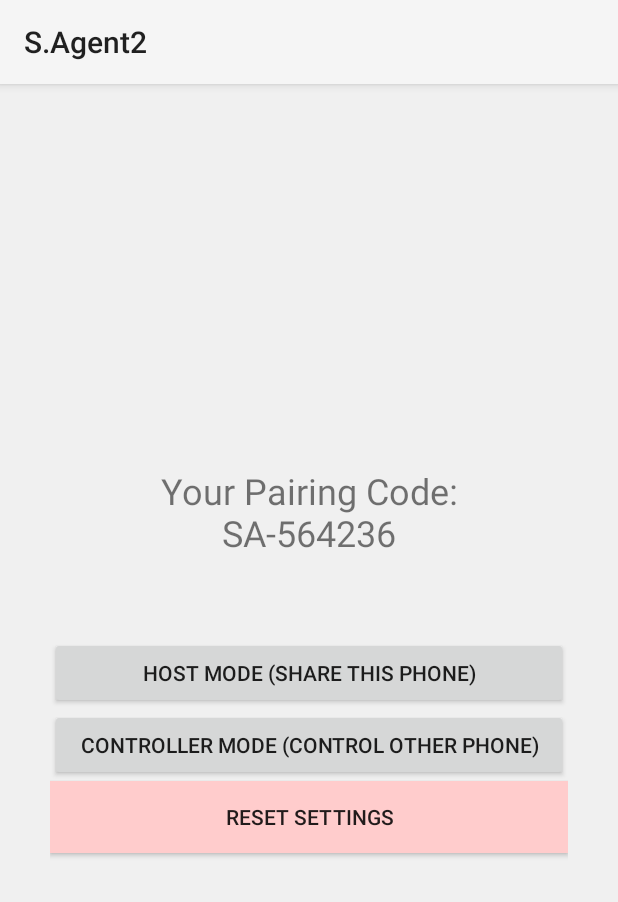
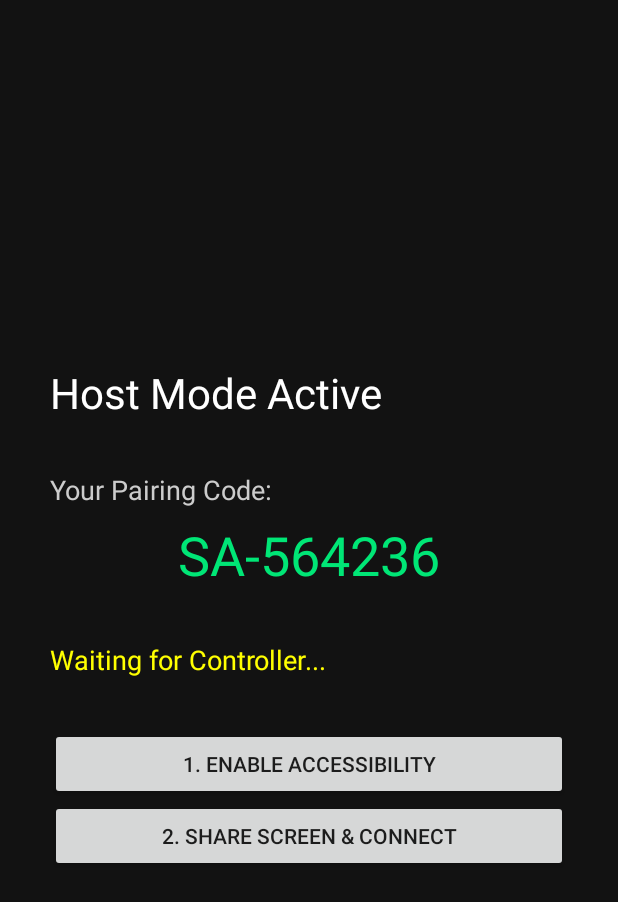
Before and after one commit to Shivampalreherguwan01/S.Agent2, an Android app: the screen it shows after launch (MainActivity before the commit, HostActivity after it), after a tap on "HOST MODE (SHARE THIS PHONE)", on a phone screen of 412 x 824 dp. Shown: the top 902 px of the screen. Run offline under Robolectric (Android 15) with nearby library versions, the phone set to English and light mode, and no system bars; libraries missing offline, so code that uses them is left out: io.socket.client; 4 statements that could not run were skipped.

Commit message:
Major Update: Permanent Mode, Add Device UI, On-Demand Stream

```diff
--- a/app/src/main/AndroidManifest.xml
+++ b/app/src/main/AndroidManifest.xml
@@ -9,7 +9,7 @@
         android:allowBackup="true"
         android:label="S.Agent2"
         android:usesCleartextTraffic="true"
-        android:theme="@style/Theme.AppCompat.Light">
+        android:theme="@style/Theme.AppCompat.DayNight.NoActionBar">
 
         <activity android:name=".MainActivity" android:exported="true">
             <intent-filter>
@@ -18,7 +18,9 @@
             </intent-filter>
         </activity>
 
+        <activity android:name=".HostActivity" android:exported="false" />
         <activity android:name=".ControllerActivity" android:exported="false" />
+        <activity android:name=".LiveControlActivity" android:exported="false" />
 
         <service
             android:name=".ScreenCaptureService"
--- /dev/null
+++ b/app/src/main/java/com/sagent/app/HostActivity.java
@@ -0,0 +1,126 @@
+package com.sagent.app;
+
+import android.content.Context;
+import android.content.Intent;
+import android.content.SharedPreferences;
+import android.graphics.Color;
+import android.media.projection.MediaProjectionManager;
+import android.os.Bundle;
+import android.provider.Settings;
+import android.view.Gravity;
+import android.widget.Button;
+import android.widget.LinearLayout;
+import android.widget.TextView;
+import android.widget.Toast;
+import androidx.appcompat.app.AppCompatActivity;
+import java.net.URISyntaxException;
+import java.util.Random;
+import io.socket.client.IO;
+import io.socket.client.Socket;
+
+public class HostActivity extends AppCompatActivity {
+    private static final int REQUEST_CODE_SCREEN_CAPTURE = 1;
+    private Socket mSocket;
+    private String roomId;
+    private SharedPreferences prefs;
+    private TextView statusText;
+    private Button btnShare;
+
+    @Override
+    protected void onCreate(Bundle savedInstanceState) {
+        super.onCreate(savedInstanceState);
+        prefs = getSharedPreferences("SAgentPrefs", Context.MODE_PRIVATE);
+
+        roomId = prefs.getString("roomId", null);
+        if (roomId == null) {
+            roomId = "SA-" + (100000 + new Random().nextInt(900000));
+            prefs.edit().putString("roomId", roomId).apply();
+        }
+
+        LinearLayout layout = new LinearLayout(this);
+        layout.setOrientation(LinearLayout.VERTICAL);
+        layout.setGravity(Gravity.CENTER);
+        layout.setBackgroundColor(Color.parseColor("#121212"));
+        layout.setPadding(50, 50, 50, 50);
+
+        TextView title = new TextView(this);
+        title.setText("Host Mode Active");
+        title.setTextColor(Color.WHITE);
+        title.setTextSize(28);
+
+        TextView codeLabel = new TextView(this);
+        codeLabel.setText("Your Pairing Code:");
+        codeLabel.setTextColor(Color.LTGRAY);
+        codeLabel.setTextSize(18);
+        codeLabel.setPadding(0, 50, 0, 10);
+
+        TextView tvCode = new TextView(this);
+        tvCode.setText(roomId);
+        tvCode.setTextColor(Color.parseColor("#00E676")); // Green
+        tvCode.setTextSize(36);
+        tvCode.setGravity(Gravity.CENTER);
+
+        statusText = new TextView(this);
+        statusText.setText("Waiting for Controller...");
+        statusText.setTextColor(Color.YELLOW);
+        statusText.setTextSize(18);
+        statusText.setPadding(0, 50, 0, 50);
+
+        Button btnAccess = new Button(this);
+        btnAccess.setText("1. Enable Accessibility");
+        btnAccess.setOnClickListener(v -> startActivity(new Intent(Settings.ACTION_ACCESSIBILITY_SETTINGS)));
+
+        btnShare = new Button(this);
+        btnShare.setText("2. Share Screen & Connect");
+        btnShare.setOnClickListener(v -> {
+            MediaProjectionManager mpm = (MediaProjectionManager) getSystemService(MEDIA_PROJECTION_SERVICE);
+            startActivityForResult(mpm.createScreenCaptureIntent(), REQUEST_CODE_SCREEN_CAPTURE);
+        });
+
+        layout.addView(title);
+        layout.addView(codeLabel);
+        layout.addView(tvCode);
+        layout.addView(statusText);
+        layout.addView(btnAccess);
+        layout.addView(btnShare);
+        setContentView(layout);
+
+        connectSocket();
+    }
+
+    private void connectSocket() {
+        try {
+            mSocket = IO.socket(MainActivity.SERVER_URL);
+            mSocket.connect();
+            mSocket.on(Socket.EVENT_CONNECT, args -> {
+                mSocket.emit("join-as-host", roomId);
+                runOnUiThread(() -> statusText.setText("Server Connected. Waiting..."));
+            });
+
+            // Jab controller connect request bhejega
+            mSocket.on("controller-requested", args -> {
+                runOnUiThread(() -> {
+                    statusText.setText("Controller Connected!");
+                    statusText.setTextColor(Color.GREEN);
+                    Toast.makeText(HostActivity.this, "A device connected to you!", Toast.LENGTH_SHORT).show();
+                    // Yahan hum auto accept kar rahe hain
+                    mSocket.emit("accept-connect", roomId);
+                });
+            });
+
+        } catch (URISyntaxException e) { e.printStackTrace(); }
+    }
+
+    @Override
+    protected void onActivityResult(int requestCode, int resultCode, Intent data) {
+        super.onActivityResult(requestCode, resultCode, data);
+        if (requestCode == REQUEST_CODE_SCREEN_CAPTURE && resultCode == RESULT_OK) {
+            Intent serviceIntent = new Intent(this, ScreenCaptureService.class);
+            serviceIntent.putExtra("resultCode", resultCode);
+            serviceIntent.putExtra("data", data);
+            serviceIntent.putExtra("roomId", roomId);
+            startForegroundService(serviceIntent);
+            Toast.makeText(this, "Screen Sharing Started!", Toast.LENGTH_SHORT).show();
+        }
+    }
+}
--- a/app/src/main/java/com/sagent/app/MainActivity.java
+++ b/app/src/main/java/com/sagent/app/MainActivity.java
@@ -3,111 +3,72 @@ package com.sagent.app;
 import android.content.Context;
 import android.content.Intent;
 import android.content.SharedPreferences;
-import android.media.projection.MediaProjectionManager;
+import android.graphics.Color;
 import android.os.Bundle;
-import android.provider.Settings;
 import android.view.Gravity;
+import android.view.View;
 import android.widget.Button;
 import android.widget.LinearLayout;
 import android.widget.TextView;
-import android.widget.Toast;
 import androidx.appcompat.app.AppCompatActivity;
-import java.net.URISyntaxException;
-import java.util.Random;
-import io.socket.client.IO;
-import io.socket.client.Socket;
 
 public class MainActivity extends AppCompatActivity {
-    private static final int REQUEST_CODE_SCREEN_CAPTURE = 1;
-    private Socket mSocket;
-    private String roomId;
-    private SharedPreferences prefs;
-    public static final String SERVER_URL = "https://s-agent-relay.onrender.com";
+    public static final String SERVER_URL = "https://s-agent-relay.onrender.com"; // Apna URL yahan check kar lein
 
     @Override
     protected void onCreate(Bundle savedInstanceState) {
         super.onCreate(savedInstanceState);
-        prefs = getSharedPreferences("SAgentPrefs", Context.MODE_PRIVATE);
+        SharedPreferences prefs = getSharedPreferences("SAgentPrefs", Context.MODE_PRIVATE);
+        String mode = prefs.getString("mode", "none");
 
-        // Auto Generate Room ID if not exists
-        roomId = prefs.getString("roomId", null);
-        if (roomId == null) {
-            roomId = "SA-" + (100000 + new Random().nextInt(900000));
-            prefs.edit().putString("roomId", roomId).apply();
+        // Agar mode pehle se select hai, toh direct wahan bhej do
+        if (mode.equals("host")) {
+            startActivity(new Intent(this, HostActivity.class));
+            finish();
+            return;
+        } else if (mode.equals("controller")) {
+            startActivity(new Intent(this, ControllerActivity.class));
+            finish();
+            return;
         }
 
-        String savedMode = prefs.getString("mode", "none");
-
-        // UI Setup
+        // UI Setup (Dark Theme)
         LinearLayout layout = new LinearLayout(this);
         layout.setOrientation(LinearLayout.VERTICAL);
         layout.setGravity(Gravity.CENTER);
+        layout.setBackgroundColor(Color.parseColor("#121212"));
         layout.setPadding(50, 50, 50, 50);
-        layout.setBackgroundColor(0xFFF0F0F0);
 
-        TextView tvCode = new TextView(this);
-        tvCode.setText("Your Pairing Code:\n" + roomId);
-        tvCode.setTextSize(24);
-        tvCode.setGravity(Gravity.CENTER);
-        tvCode.setPadding(0, 0, 0, 80);
+        TextView title = new TextView(this);
+        title.setText("Select Mode\n(One Time Selection)");
+        title.setTextColor(Color.WHITE);
+        title.setTextSize(24);
+        title.setGravity(Gravity.CENTER);
+        title.setPadding(0, 0, 0, 100);
 
         Button btnHost = new Button(this);
-        btnHost.setText("HOST MODE (Share this phone)");
-
-        Button btnController = new Button(this);
-        btnController.setText("CONTROLLER MODE (Control other phone)");
-
-        Button btnReset = new Button(this);
-        btnReset.setText("Reset Settings");
-        btnReset.setBackgroundColor(0xFFFFCCCC);
-
-        // Auto-Login based on saved mode
-        if (savedMode.equals("host")) {
-            btnHost.setText("Host Mode (Active) - Click to Re-Start");
-        } else if (savedMode.equals("controller")) {
-            btnController.setText("Controller Mode (Active) - Click to Re-Connect");
-        }
-
+        btnHost.setText("HOST MODE\n(Share this phone)");
+        btnHost.setTextSize(18);
+        btnHost.setPadding(20, 40, 20, 40);
         btnHost.setOnClickListener(v -> {
             prefs.edit().putString("mode", "host").apply();
-            Intent intent = new Intent(Settings.ACTION_ACCESSIBILITY_SETTINGS);
-            startActivity(intent);
-            Toast.makeText(this, "Enable Accessibility for S.Agent2", Toast.LENGTH_LONG).show();
-
-            MediaProjectionManager mpm = (MediaProjectionManager) getSystemService(MEDIA_PROJECTION_SERVICE);
-            startActivityForResult(mpm.createScreenCaptureIntent(), REQUEST_CODE_SCREEN_CAPTURE);
-        });
-
-        btnController.setOnClickListener(v -> {
-            prefs.edit().putString("mode", "controller").apply();
-            Intent intent = new Intent(this, ControllerActivity.class);
-            intent.putExtra("roomId", roomId);
-            startActivity(intent);
-        });
-
-        btnReset.setOnClickListener(v -> {
-            prefs.edit().clear().apply();
-            Toast.makeText(this, "Reset Done! Restart App", Toast.LENGTH_SHORT).show();
+            startActivity(new Intent(this, HostActivity.class));
             finish();
         });
 
-        layout.addView(tvCode);
+        Button btnController = new Button(this);
+        btnController.setText("CONTROLLER MODE\n(Control other phone)");
+        btnController.setTextSize(18);
+        btnController.setPadding(20, 40, 20, 40);
+        btnController.setOnClickListener(v -> {
+            prefs.edit().putString("mode", "controller").apply();
+            startActivity(new Intent(this, ControllerActivity.class));
+            finish();
+        });
+
+        layout.addView(title);
         layout.addView(btnHost);
         layout.addView(btnController);
-        layout.addView(btnReset);
         setContentView(layout);
     }
-
-    @Override
-    protected void onActivityResult(int requestCode, int resultCode, Intent data) {
-        super.onActivityResult(requestCode, resultCode, data);
-        if (requestCode == REQUEST_CODE_SCREEN_CAPTURE && resultCode == RESULT_OK) {
-            Intent serviceIntent = new Intent(this, ScreenCaptureService.class);
-            serviceIntent.putExtra("resultCode", resultCode);
-            serviceIntent.putExtra("data", data);
-            serviceIntent.putExtra("roomId", roomId);
-            startForegroundService(serviceIntent);
-            Toast.makeText(this, "Screen Sharing Started!", Toast.LENGTH_SHORT).show();
-        }
-    }
 }
--- a/app/src/main/java/com/sagent/app/ScreenCaptureService.java
+++ b/app/src/main/java/com/sagent/app/ScreenCaptureService.java
@@ -24,7 +24,6 @@ import java.net.URISyntaxException;
 import java.nio.ByteBuffer;
 import io.socket.client.IO;
 import io.socket.client.Socket;
-import org.json.JSONException;
 import org.json.JSONObject;
 
 public class ScreenCaptureService extends Service {
@@ -83,7 +82,6 @@ public class ScreenCaptureService extends Service {
                 DisplayManager.VIRTUAL_DISPLAY_FLAG_AUTO_MIRROR,
                 imageReader.getSurface(), null, null);
 
-        // Yahan humne sirf 2 arguments rakhe hain (Handler null kar diya)
         imageReader.setOnImageAvailableListener(reader -> {
             Image image = null;
             try {
@@ -119,7 +117,7 @@ public class ScreenCaptureService extends Service {
             } finally {
                 if (image != null) image.close();
             }
-        }, null); // <--- Yahan pehle null, null tha, ab sirf null hai
+        }, null);
     }
 
     @Override
```
Also changed, not shown: app/src/main/java/com/sagent/app/ControllerActivity.java (+114 -65 lines), app/src/main/java/com/sagent/app/LiveControlActivity.java (added, +102 -0 lines).
